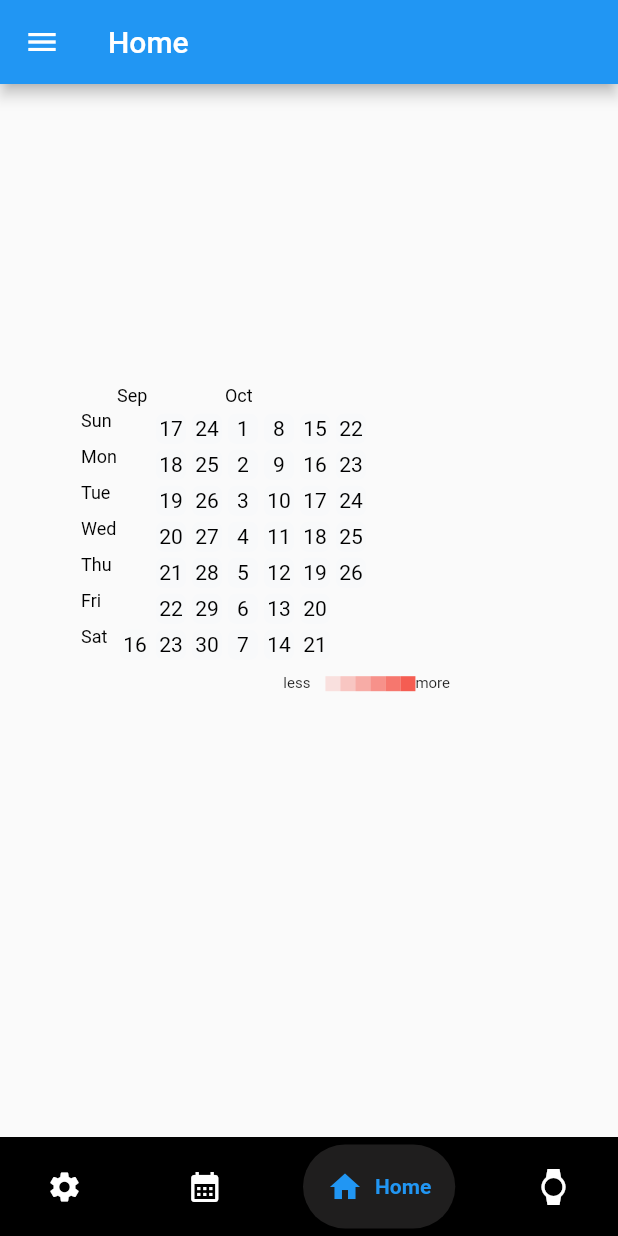
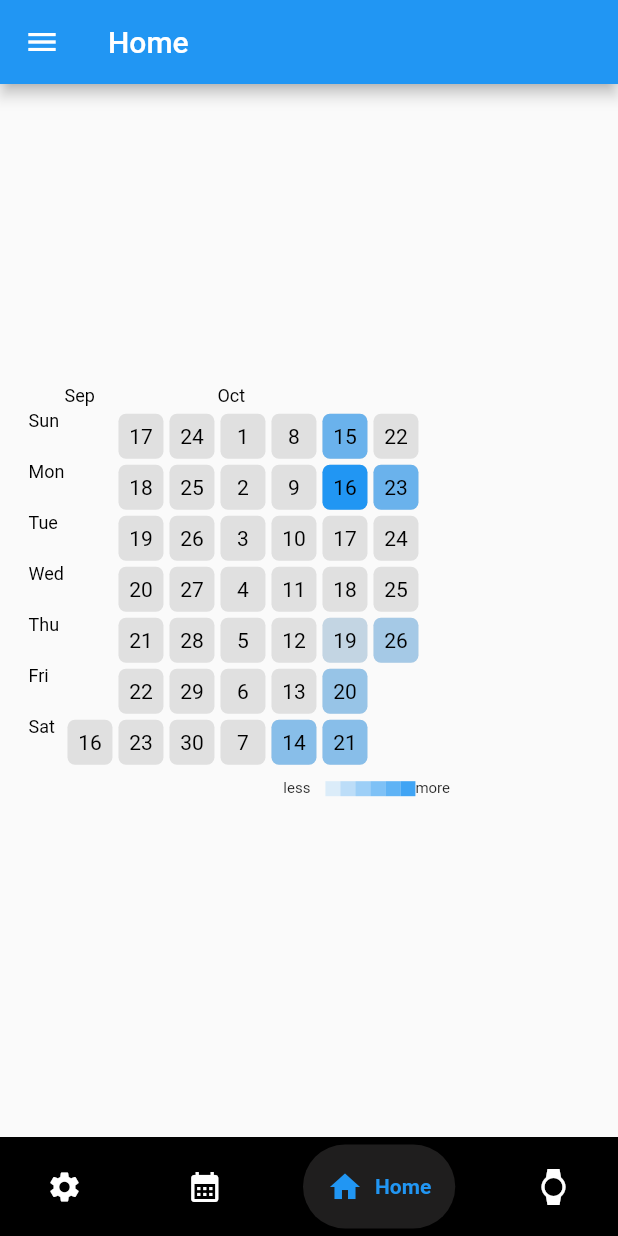
Before and after one commit to Lagrossa/COSC_4319, a Flutter app: the HomeScreen screen opened by its route, on a phone screen of 412 x 824 dp. Run offline on Flutter 3.47's test engine with Material 2 defaults, Android fonts, the phone set to English and light mode, and no system bars; drawn by our look-alikes of flutter_heatmap_calendar, google_nav_bar; our stand-ins replace firebase_auth, firebase_core, flutter_slidable, percent_indicator; accounts and stored records are empty.

Commit message:
Updated heatmap

```diff
--- a/lib/components/habit_heat_map.dart
+++ b/lib/components/habit_heat_map.dart
@@ -7,8 +7,21 @@ class HabitHeatMap extends StatelessWidget {
     int hMapLength = 40;
     return HeatMap(
       datasets: {
-        DateTime.now(): 3,
+        DateTime.now(): 13, // Doesnt work?
+        DateTime(2023, 10, 26): 4,
+        DateTime(2023, 10, 23): 8,
+        DateTime(2023, 10, 14): 6,
+        DateTime(2023, 10, 15): 8,
+        DateTime(2023, 10, 16): 13,
+        DateTime(2023, 10, 19): 2,
+        DateTime(2023, 10, 20): 5,
+        DateTime(2023, 10, 21): 6,
+        DateTime(2023, 10, 19): 2,
+        DateTime(2023, 10, 19): 2,
+        DateTime.now().subtract(Duration(days: 1)): 10, // Doesnt work?
       },
+      size: 30,
+      defaultColor: Colors.grey[300],
       startDate: DateTime.now().subtract(Duration(days: hMapLength)),
       endDate: DateTime.now(),
       colorMode: ColorMode.opacity,
@@ -16,19 +29,20 @@ class HabitHeatMap extends StatelessWidget {
       textColor: Colors.black,
       scrollable: true,
       colorsets: {
-        1: Colors.red,
-        3: Colors.orange,
-        5: Colors.yellow,
-        7: Colors.green,
-        9: Colors.blue,
-        11: Colors.indigo,
-        13: Colors.purple,
+        1: const Color.fromARGB(20, 33, 150, 243),
+        2: const Color.fromARGB(40, 33, 150, 243),
+        3: Color.fromARGB(59, 17, 23, 29),
+        4: const Color.fromARGB(80, 33, 150, 243),
+        5: const Color.fromARGB(100, 33, 150, 243),
+        6: const Color.fromARGB(140, 33, 150, 243),
+        7: const Color.fromARGB(160, 33, 150, 243),
+        8: const Color.fromARGB(180, 33, 150, 243),
+        9: const Color.fromARGB(220, 33, 150, 243),
+        10: const Color.fromARGB(255, 33, 150, 243),
       },
       onClick: (value) {
         // Maybe Show % Completed Alertbox?
         // Day | Tasks | Checked/Unchecked | Percent
-        ScaffoldMessenger.of(context)
-            .showSnackBar(SnackBar(content: Text(value.toString())));
       },
     );
   }
```
